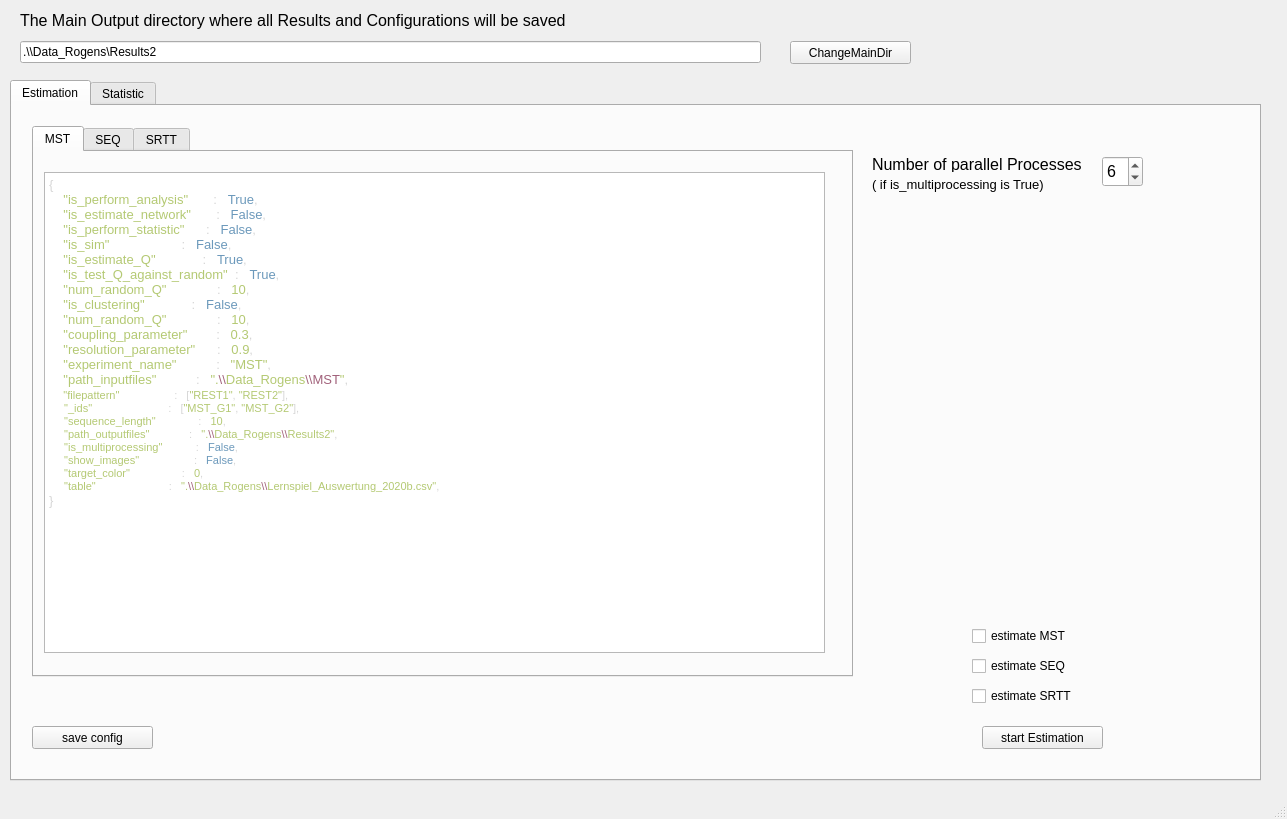
First picture: the form in analyse_csvs/ui/mainwindow.ui, repository JesseRed/MST_JSAM, before the edit.
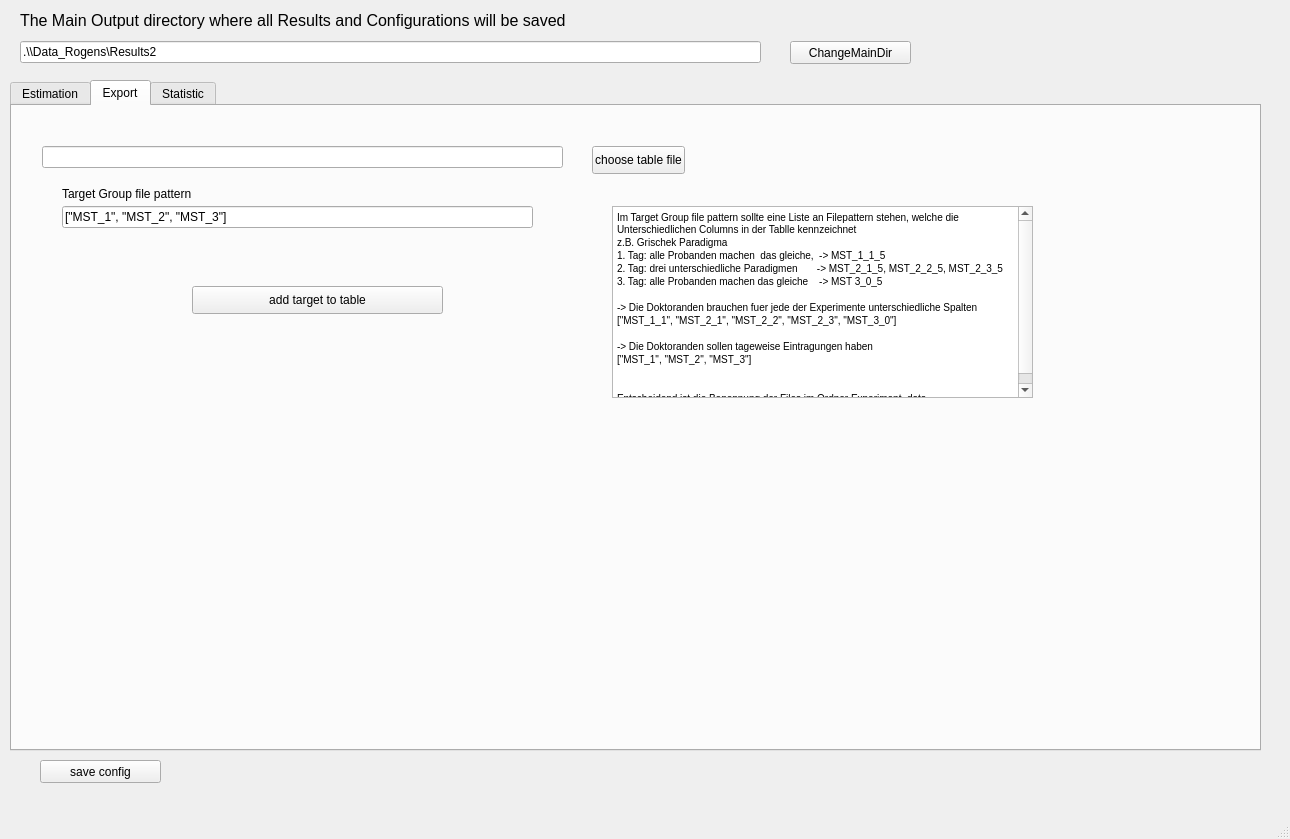
Second picture: the form after the edit.

```diff
--- a/analyse_csvs/ui/mainwindow.ui
+++ b/analyse_csvs/ui/mainwindow.ui
@@ -6,8 +6,8 @@
    <rect>
     <x>0</x>
     <y>0</y>
-    <width>1287</width>
-    <height>819</height>
+    <width>1290</width>
+    <height>839</height>
    </rect>
   </property>
   <property name="windowTitle">
@@ -20,11 +20,11 @@
       <x>10</x>
       <y>80</y>
       <width>1251</width>
-      <height>701</height>
+      <height>671</height>
      </rect>
     </property>
     <property name="currentIndex">
-     <number>0</number>
+     <number>1</number>
     </property>
     <widget class="QWidget" name="tab">
      <attribute name="title">
@@ -175,19 +175,6 @@
        </widget>
       </widget>
      </widget>
-     <widget class="QPushButton" name="pushButtonSaveConfig">
-      <property name="geometry">
-       <rect>
-        <x>20</x>
-        <y>620</y>
-        <width>121</width>
-        <height>23</height>
-       </rect>
-      </property>
-      <property name="text">
-       <string>save config</string>
-      </property>
-     </widget>
      <widget class="QPushButton" name="pushButtonChangeStartEstimation">
       <property name="geometry">
        <rect>
@@ -295,6 +282,103 @@
       </property>
      </widget>
     </widget>
+    <widget class="QWidget" name="tab_3">
+     <attribute name="title">
+      <string>Export</string>
+     </attribute>
+     <widget class="QLineEdit" name="lineEditTargetGroupFilePattern">
+      <property name="geometry">
+       <rect>
+        <x>50</x>
+        <y>100</y>
+        <width>471</width>
+        <height>22</height>
+       </rect>
+      </property>
+      <property name="text">
+       <string>[&quot;MST_1&quot;, &quot;MST_2&quot;, &quot;MST_3&quot;]</string>
+      </property>
+     </widget>
+     <widget class="QLineEdit" name="lineEditTableFile">
+      <property name="geometry">
+       <rect>
+        <x>30</x>
+        <y>40</y>
+        <width>521</width>
+        <height>22</height>
+       </rect>
+      </property>
+     </widget>
+     <widget class="QPushButton" name="pushButtonAddTargetToTable">
+      <property name="geometry">
+       <rect>
+        <x>180</x>
+        <y>180</y>
+        <width>251</width>
+        <height>28</height>
+       </rect>
+      </property>
+      <property name="text">
+       <string>add target to table</string>
+      </property>
+     </widget>
+     <widget class="QLabel" name="label_4">
+      <property name="geometry">
+       <rect>
+        <x>50</x>
+        <y>80</y>
+        <width>131</width>
+        <height>16</height>
+       </rect>
+      </property>
+      <property name="text">
+       <string>Target Group file pattern</string>
+      </property>
+     </widget>
+     <widget class="QPushButton" name="pushButtonChooseTableFile">
+      <property name="geometry">
+       <rect>
+        <x>580</x>
+        <y>40</y>
+        <width>93</width>
+        <height>28</height>
+       </rect>
+      </property>
+      <property name="text">
+       <string>choose table file</string>
+      </property>
+     </widget>
+     <widget class="QTextBrowser" name="textBrowser">
+      <property name="geometry">
+       <rect>
+        <x>600</x>
+        <y>100</y>
+        <width>421</width>
+        <height>192</height>
+       </rect>
+      </property>
+      <property name="html">
+       <string>&lt;!DOCTYPE HTML PUBLIC &quot;-//W3C//DTD HTML 4.0//EN&quot; &quot;http://www.w3.org/TR/REC-html40/strict.dtd&quot;&gt;
+&lt;html&gt;&lt;head&gt;&lt;meta name=&quot;qrichtext&quot; content=&quot;1&quot; /&gt;&lt;style type=&quot;text/css&quot;&gt;
+p, li { white-space: pre-wrap; }
+&lt;/style&gt;&lt;/head&gt;&lt;body style=&quot; font-family:'MS Shell Dlg 2'; font-size:7.8pt; font-weight:400; font-style:normal;&quot;&gt;
+&lt;p style=&quot; margin-top:0px; margin-bottom:0px; margin-left:0px; margin-right:0px; -qt-block-indent:0; text-indent:0px;&quot;&gt;Im Target Group file pattern sollte eine Liste an Filepattern stehen, welche die Unterschiedlichen Columns in der Tablle kennzeichnet&lt;/p&gt;
+&lt;p style=&quot; margin-top:0px; margin-bottom:0px; margin-left:0px; margin-right:0px; -qt-block-indent:0; text-indent:0px;&quot;&gt;z.B. Grischek Paradigma&lt;/p&gt;
+&lt;p style=&quot; margin-top:0px; margin-bottom:0px; margin-left:0px; margin-right:0px; -qt-block-indent:0; text-indent:0px;&quot;&gt;1. Tag: alle Probanden machen  das gleiche,  -&amp;gt; MST_1_1_5&lt;/p&gt;
+&lt;p style=&quot; margin-top:0px; margin-bottom:0px; margin-left:0px; margin-right:0px; -qt-block-indent:0; text-indent:0px;&quot;&gt;2. Tag: drei unterschiedliche Paradigmen       -&amp;gt; MST_2_1_5, MST_2_2_5, MST_2_3_5&lt;/p&gt;
+&lt;p style=&quot; margin-top:0px; margin-bottom:0px; margin-left:0px; margin-right:0px; -qt-block-indent:0; text-indent:0px;&quot;&gt;3. Tag: alle Probanden machen das gleiche    -&amp;gt; MST 3_0_5&lt;/p&gt;
+&lt;p style=&quot;-qt-paragraph-type:empty; margin-top:0px; margin-bottom:0px; margin-left:0px; margin-right:0px; -qt-block-indent:0; text-indent:0px;&quot;&gt;&lt;br /&gt;&lt;/p&gt;
+&lt;p style=&quot; margin-top:0px; margin-bottom:0px; margin-left:0px; margin-right:0px; -qt-block-indent:0; text-indent:0px;&quot;&gt;-&amp;gt; Die Doktoranden brauchen fuer jede der Experimente unterschiedliche Spalten &lt;/p&gt;
+&lt;p style=&quot; margin-top:0px; margin-bottom:0px; margin-left:0px; margin-right:0px; -qt-block-indent:0; text-indent:0px;&quot;&gt;[&amp;quot;MST_1_1&amp;quot;, &amp;quot;MST_2_1&amp;quot;, &amp;quot;MST_2_2&amp;quot;, &amp;quot;MST_2_3&amp;quot;, &amp;quot;MST_3_0&amp;quot;]&lt;/p&gt;
+&lt;p style=&quot;-qt-paragraph-type:empty; margin-top:0px; margin-bottom:0px; margin-left:0px; margin-right:0px; -qt-block-indent:0; text-indent:0px;&quot;&gt;&lt;br /&gt;&lt;/p&gt;
+&lt;p style=&quot; margin-top:0px; margin-bottom:0px; margin-left:0px; margin-right:0px; -qt-block-indent:0; text-indent:0px;&quot;&gt;-&amp;gt; Die Doktoranden sollen tageweise Eintragungen haben  &lt;/p&gt;
+&lt;p style=&quot; margin-top:0px; margin-bottom:0px; margin-left:0px; margin-right:0px; -qt-block-indent:0; text-indent:0px;&quot;&gt;[&amp;quot;MST_1&amp;quot;, &amp;quot;MST_2&amp;quot;, &amp;quot;MST_3&amp;quot;]&lt;/p&gt;
+&lt;p style=&quot;-qt-paragraph-type:empty; margin-top:0px; margin-bottom:0px; margin-left:0px; margin-right:0px; -qt-block-indent:0; text-indent:0px;&quot;&gt;&lt;br /&gt;&lt;/p&gt;
+&lt;p style=&quot;-qt-paragraph-type:empty; margin-top:0px; margin-bottom:0px; margin-left:0px; margin-right:0px; -qt-block-indent:0; text-indent:0px;&quot;&gt;&lt;br /&gt;&lt;/p&gt;
+&lt;p style=&quot; margin-top:0px; margin-bottom:0px; margin-left:0px; margin-right:0px; -qt-block-indent:0; text-indent:0px;&quot;&gt;Entscheidend ist die Benennung der Files im Ordner Experiment_data&lt;/p&gt;&lt;/body&gt;&lt;/html&gt;</string>
+      </property>
+     </widget>
+    </widget>
     <widget class="QWidget" name="tab_2">
      <attribute name="title">
       <string>Statistic</string>
@@ -345,6 +429,19 @@
      <string>The Main Output directory where all Results and Configurations will be saved</string>
     </property>
    </widget>
+   <widget class="QPushButton" name="pushButtonSaveConfig">
+    <property name="geometry">
+     <rect>
+      <x>40</x>
+      <y>760</y>
+      <width>121</width>
+      <height>23</height>
+     </rect>
+    </property>
+    <property name="text">
+     <string>save config</string>
+    </property>
+   </widget>
   </widget>
   <widget class="QMenuBar" name="menubar">
    <property name="geometry">
```
Left out of the diff: 2 changed lines with no effect on the pictures.
